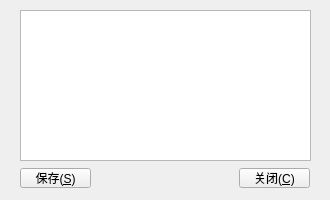
Qt form ShutMgr/logwindow.ui (CommandPrompt-Wang/QShutMgr) before a commit.
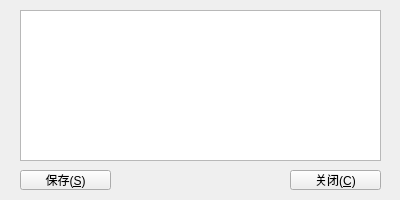
The same form after that commit. Icons and pictures are not drawn.

The edit to the form file:
```diff
--- a/ShutMgr/logwindow.ui
+++ b/ShutMgr/logwindow.ui
@@ -2,23 +2,29 @@
 <ui version="4.0">
  <class>LogWindow</class>
  <widget class="QWidget" name="LogWindow">
+  <property name="windowModality">
+   <enum>Qt::NonModal</enum>
+  </property>
+  <property name="enabled">
+   <bool>true</bool>
+  </property>
   <property name="geometry">
    <rect>
     <x>0</x>
     <y>0</y>
-    <width>330</width>
+    <width>400</width>
     <height>200</height>
    </rect>
   </property>
   <property name="minimumSize">
    <size>
-    <width>330</width>
+    <width>400</width>
     <height>200</height>
    </size>
   </property>
   <property name="maximumSize">
    <size>
-    <width>330</width>
+    <width>400</width>
     <height>200</height>
    </size>
   </property>
@@ -30,10 +36,13 @@
     <rect>
      <x>20</x>
      <y>10</y>
-     <width>291</width>
+     <width>361</width>
      <height>151</height>
     </rect>
    </property>
+   <property name="sizeAdjustPolicy">
+    <enum>QAbstractScrollArea::AdjustToContents</enum>
+   </property>
    <property name="textInteractionFlags">
     <set>Qt::TextSelectableByKeyboard|Qt::TextSelectableByMouse</set>
    </property>
@@ -41,9 +50,9 @@
   <widget class="QPushButton" name="Close">
    <property name="geometry">
     <rect>
-     <x>239</x>
-     <y>168</y>
-     <width>71</width>
+     <x>290</x>
+     <y>170</y>
+     <width>91</width>
      <height>20</height>
     </rect>
    </property>
@@ -55,8 +64,8 @@
    <property name="geometry">
     <rect>
      <x>20</x>
-     <y>168</y>
-     <width>71</width>
+     <y>170</y>
+     <width>91</width>
      <height>20</height>
     </rect>
    </property>
@@ -67,7 +76,7 @@
   <widget class="QPushButton" name="Refresh">
    <property name="geometry">
     <rect>
-     <x>294</x>
+     <x>360</x>
      <y>10</y>
      <width>16</width>
      <height>16</height>
```
Left out of the diff: 3 changed lines with no effect on the pictures.
